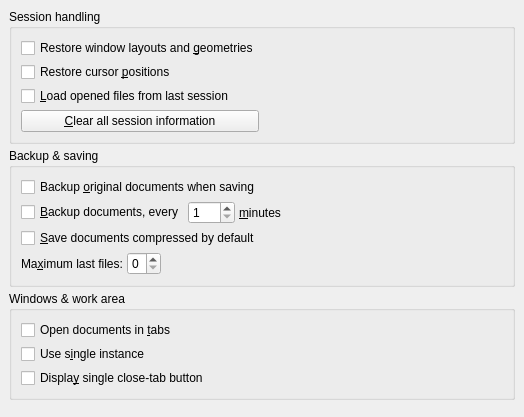
Before: the Qt Designer form src/frontends/qt4/ui/PrefDocHandlingUi.ui in cburschka/lyx, drawn with Qt 5.
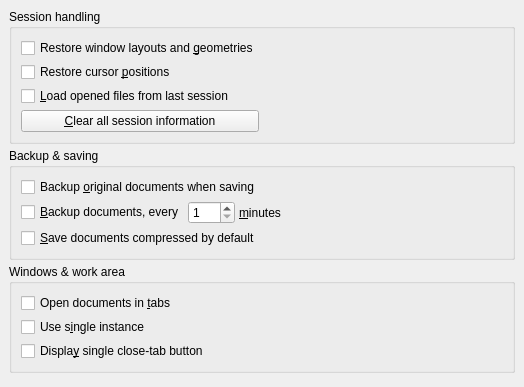
After: the same form once the commit is applied.

Commit message: Remove redundand widget

The edit to the form file:
```diff
--- a/src/frontends/qt4/ui/PrefDocHandlingUi.ui
+++ b/src/frontends/qt4/ui/PrefDocHandlingUi.ui
@@ -6,7 +6,7 @@
     <x>0</x>
     <y>0</y>
     <width>524</width>
-    <height>417</height>
+    <height>387</height>
    </rect>
   </property>
   <property name="sizePolicy">
@@ -145,40 +145,6 @@
         </property>
        </widget>
       </item>
-      <item row="3" column="0">
-       <layout class="QHBoxLayout" name="horizontalLayout_3">
-        <item>
-         <widget class="QLabel" name="lastfilesLA">
-          <property name="text">
-           <string>Ma&amp;ximum last files:</string>
-          </property>
-          <property name="buddy">
-           <cstring>lastfilesSB</cstring>
-          </property>
-         </widget>
-        </item>
-        <item>
-         <widget class="QSpinBox" name="lastfilesSB">
-          <property name="maximum">
-           <number>9</number>
-          </property>
-         </widget>
-        </item>
-        <item>
-         <spacer>
-          <property name="orientation">
-           <enum>Qt::Horizontal</enum>
-          </property>
-          <property name="sizeHint" stdset="0">
-           <size>
-            <width>48</width>
-            <height>20</height>
-           </size>
-          </property>
-         </spacer>
-        </item>
-       </layout>
-      </item>
      </layout>
     </widget>
    </item>
```
Left out of the diff: 2 changed lines with no effect on the pictures.
